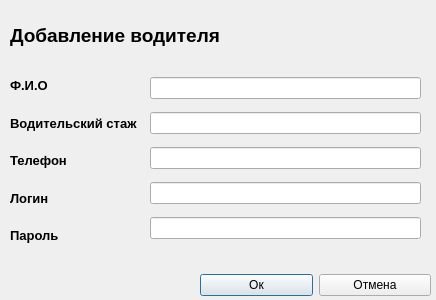
First picture: the form in lib/edit_user.ui, repository akosleepe/Project, before the edit.
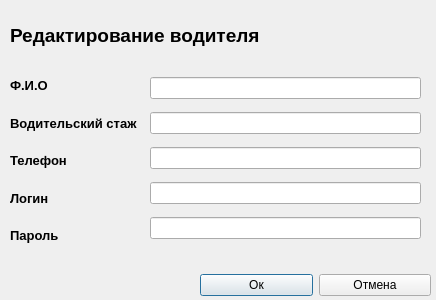
Second picture: the form after the edit.

What changed in the file:
```diff
--- a/lib/edit_user.ui
+++ b/lib/edit_user.ui
@@ -112,7 +112,7 @@
     </font>
    </property>
    <property name="text">
-    <string>Добавление водителя</string>
+    <string>Редактирование водителя</string>
    </property>
   </widget>
   <widget class="QWidget" name="layoutWidget">
```
